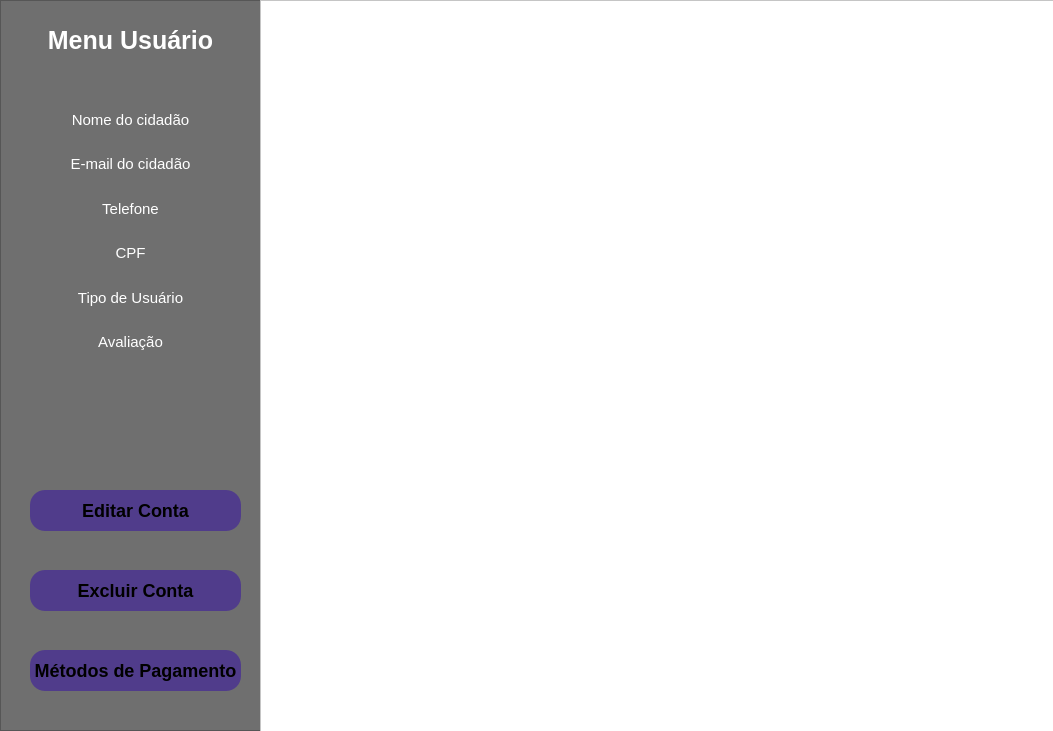
The window that usuario.ui (Luisf66/Uber_dos_Servicos) describes before a commit, drawn with Qt 5.
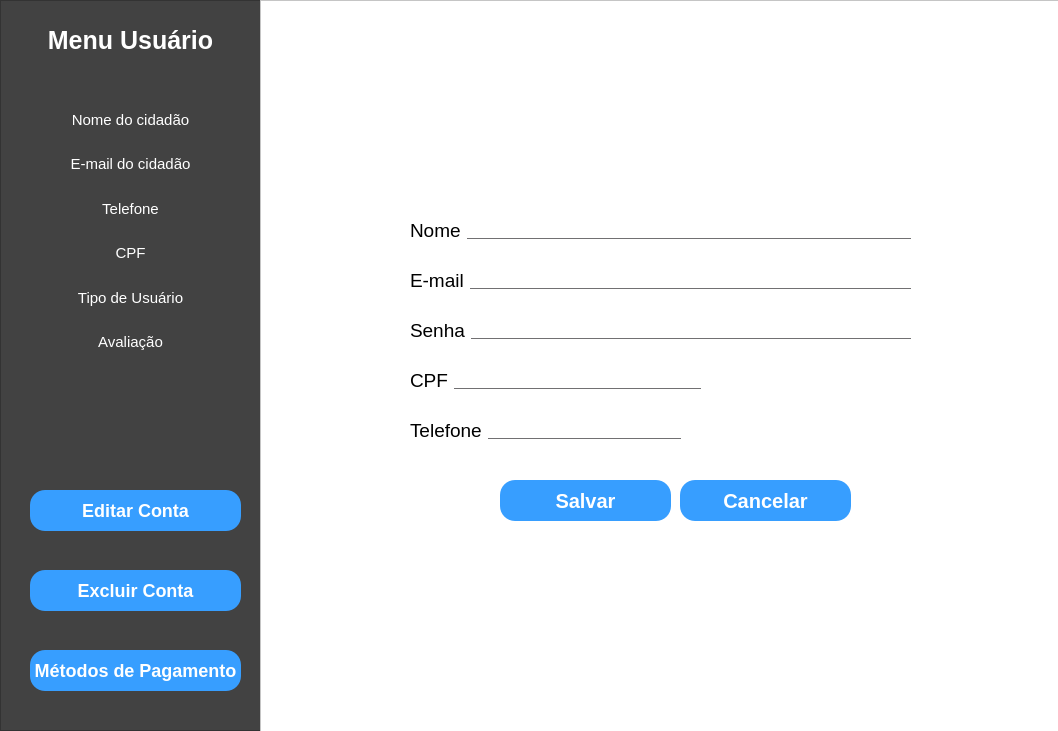
The same window after the commit.

Commit message: Modificação nas telas + lógica de editar usuario

The edit to the form file:
```diff
--- a/usuario.ui
+++ b/usuario.ui
@@ -6,7 +6,7 @@
    <rect>
     <x>0</x>
     <y>0</y>
-    <width>1053</width>
+    <width>1058</width>
     <height>731</height>
    </rect>
   </property>
@@ -26,7 +26,7 @@
     </rect>
    </property>
    <property name="styleSheet">
-    <string notr="true">background-color:rgb(111, 111, 111);</string>
+    <string notr="true">background-color:rgb(66, 66, 66);</string>
    </property>
    <property name="frameShape">
     <enum>QFrame::Shape::StyledPanel</enum>
@@ -67,8 +67,8 @@
     </property>
     <property name="styleSheet">
      <string notr="true">QPushButton {
-    background-color: rgb(80, 60, 139);  /* Cor do fundo do botão:verde*/
-    color: black;               /* Cor do texto: branco */
+   background:rgb(55, 158, 255);
+    color: white;               /* Cor do texto: branco */
     font-family: &quot;Times New Roman&quot;;  /* Fonte formal */
     font-size: 18px;            /* Tamanho da fonte */
     font-weight: bold;          /* Negrito para destacar o texto */
@@ -100,8 +100,8 @@
     </property>
     <property name="styleSheet">
      <string notr="true">QPushButton {
-    background-color: rgb(80, 60, 139);  /* Cor do fundo do botão:verde*/
-    color: black;               /* Cor do texto: branco */
+    background:rgb(55, 158, 255);
+    color: white;               /* Cor do texto: branco */
     font-family: &quot;Times New Roman&quot;;  /* Fonte formal */
     font-size: 18px;            /* Tamanho da fonte */
     font-weight: bold;          /* Negrito para destacar o texto */
@@ -133,8 +133,8 @@
     </property>
     <property name="styleSheet">
      <string notr="true">QPushButton {
-    background-color: rgb(80, 60, 139);  /* Cor do fundo do botão:verde*/
-    color: black;               /* Cor do texto: branco */
+    background:rgb(55, 158, 255);
+    color: white;               /* Cor do texto: branco */
     font-family: &quot;Times New Roman&quot;;  /* Fonte formal */
     font-size: 18px;            /* Tamanho da fonte */
     font-weight: bold;          /* Negrito para destacar o texto */
@@ -276,6 +276,268 @@
    <property name="frameShadow">
     <enum>QFrame::Shadow::Raised</enum>
    </property>
+   <widget class="QStackedWidget" name="stackedWidget">
+    <property name="geometry">
+     <rect>
+      <x>10</x>
+      <y>10</y>
+      <width>781</width>
+      <height>711</height>
+     </rect>
+    </property>
+    <property name="currentIndex">
+     <number>0</number>
+    </property>
+    <widget class="QWidget" name="page_1">
+     <widget class="QPushButton" name="btn_salvar_editar">
+      <property name="geometry">
+       <rect>
+        <x>230</x>
+        <y>470</y>
+        <width>171</width>
+        <height>41</height>
+       </rect>
+      </property>
+      <property name="styleSheet">
+       <string notr="true">QPushButton {
+   background:rgb(55, 158, 255);
+    color: white;               /* Cor do texto: branco */
+    font-family: &quot;Times New Roman&quot;;  /* Fonte formal */
+    font-size: 20px;            /* Tamanho da fonte */
+    font-weight: bold;          /* Negrito para destacar o texto */
+    border-radius: 15px;        /* Borda arredondada */
+}
+
+QPushButton:hover {
+    background-color: #007bff;  /* Cor do fundo quando o mouse está sobre o botão: azul claro */
+    color: #333333;             /* Cor do texto ao passar o mouse: cinza escuro */
+}
+
+QPushButton:pressed {
+    background-color: rgb(255, 0, 4);  /* Cor do botão ao ser pressionado: azul ainda mais escuro */
+    color: #ffffff;             /* Cor do texto ao ser pressionado: branco */
+}</string>
+      </property>
+      <property name="text">
+       <string>Salvar</string>
+      </property>
+     </widget>
+     <widget class="QPushButton" name="btn_cancelar_editar">
+      <property name="geometry">
+       <rect>
+        <x>410</x>
+        <y>470</y>
+        <width>171</width>
+        <height>41</height>
+       </rect>
+      </property>
+      <property name="styleSheet">
+       <string notr="true">QPushButton {
+   background:rgb(55, 158, 255);
+    color: white;               /* Cor do texto: branco */
+    font-family: &quot;Times New Roman&quot;;  /* Fonte formal */
+    font-size: 20px;            /* Tamanho da fonte */
+    font-weight: bold;          /* Negrito para destacar o texto */
+    border-radius: 15px;        /* Borda arredondada */
+}
+
+QPushButton:hover {
+    background-color: #007bff;  /* Cor do fundo quando o mouse está sobre o botão: azul claro */
+    color: #333333;             /* Cor do texto ao passar o mouse: cinza escuro */
+}
+
+QPushButton:pressed {
+    background-color:rgb(34, 255, 0);  /* Cor do botão ao ser pressionado: azul ainda mais escuro */
+    color: #ffffff;             /* Cor do texto ao ser pressionado: branco */
+}</string>
+      </property>
+      <property name="text">
+       <string>Cancelar</string>
+      </property>
+     </widget>
+     <widget class="QWidget" name="layoutWidget_2">
+      <property name="geometry">
+       <rect>
+        <x>140</x>
+        <y>300</y>
+        <width>501</width>
+        <height>41</height>
+       </rect>
+      </property>
+      <layout class="QHBoxLayout" name="horizontalLayout_5">
+       <item>
+        <widget class="QLabel" name="senha_editar">
+         <property name="styleSheet">
+          <string notr="true">	font-family: &quot;Times New Roman&quot;;
+    font-size: 19px;  /* Tamanho da fonte ajustado para um visual mais formal */
+    color: black; </string>
+         </property>
+         <property name="text">
+          <string>Senha</string>
+         </property>
+        </widget>
+       </item>
+       <item>
+        <widget class="QLineEdit" name="campo_editar_senha">
+         <property name="styleSheet">
+          <string notr="true">QLineEdit{
+	/*background:transparent;*/
+	border:none;
+	/*color:#717072;*/
+	border-bottom:1px solid #717072; 
+}</string>
+         </property>
+        </widget>
+       </item>
+      </layout>
+     </widget>
+     <widget class="QWidget" name="">
+      <property name="geometry">
+       <rect>
+        <x>140</x>
+        <y>200</y>
+        <width>501</width>
+        <height>41</height>
+       </rect>
+      </property>
+      <layout class="QHBoxLayout" name="horizontalLayout">
+       <item>
+        <widget class="QLabel" name="nome_editar">
+         <property name="styleSheet">
+          <string notr="true">	font-family: &quot;Times New Roman&quot;;
+    font-size: 19px;  /* Tamanho da fonte ajustado para um visual mais formal */
+    color: black; </string>
+         </property>
+         <property name="text">
+          <string>Nome</string>
+         </property>
+        </widget>
+       </item>
+       <item>
+        <widget class="QLineEdit" name="campo_editar_nome">
+         <property name="styleSheet">
+          <string notr="true">QLineEdit{
+	/*background:transparent;*/
+	border:none;
+	/*color:#717072;*/
+	border-bottom:1px solid #717072; 
+}</string>
+         </property>
+        </widget>
+       </item>
+      </layout>
+     </widget>
+     <widget class="QWidget" name="">
+      <property name="geometry">
+       <rect>
+        <x>140</x>
+        <y>250</y>
+        <width>501</width>
+        <height>41</height>
+       </rect>
+      </property>
+      <layout class="QHBoxLayout" name="horizontalLayout_2">
+       <item>
+        <widget class="QLabel" name="email_editar">
+         <property name="styleSheet">
+          <string notr="true">	font-family: &quot;Times New Roman&quot;;
+    font-size: 19px;  /* Tamanho da fonte ajustado para um visual mais formal */
+    color: black; </string>
+         </property>
+         <property name="text">
+          <string>E-mail</string>
+         </property>
+        </widget>
+       </item>
+       <item>
+        <widget class="QLineEdit" name="campo_editar_email">
+         <property name="styleSheet">
+          <string notr="true">QLineEdit{
+	/*background:transparent;*/
+	border:none;
+	/*color:#717072;*/
+	border-bottom:1px solid #717072; 
+}</string>
+         </property>
+        </widget>
+       </item>
+      </layout>
+     </widget>
+     <widget class="QWidget" name="">
+      <property name="geometry">
+       <rect>
+        <x>140</x>
+        <y>400</y>
+        <width>271</width>
+        <height>41</height>
+       </rect>
+      </property>
+      <layout class="QHBoxLayout" name="horizontalLayout_3">
+       <item>
+        <widget class="QLabel" name="telefone_editar">
+         <property name="styleSheet">
+          <string notr="true">	font-family: &quot;Times New Roman&quot;;
+    font-size: 19px;  /* Tamanho da fonte ajustado para um visual mais formal */
+    color: black; </string>
+         </property>
+         <property name="text">
+          <string>Telefone</string>
+         </property>
+        </widget>
+       </item>
+       <item>
+        <widget class="QLineEdit" name="campo_editar_telefone">
+         <property name="styleSheet">
+          <string notr="true">QLineEdit{
+	/*background:transparent;*/
+	border:none;
+	/*color:#717072;*/
+	border-bottom:1px solid #717072; 
+}</string>
+         </property>
+        </widget>
+       </item>
+      </layout>
+     </widget>
+     <widget class="QWidget" name="">
+      <property name="geometry">
+       <rect>
+        <x>140</x>
+        <y>350</y>
+        <width>291</width>
+        <height>41</height>
+       </rect>
+      </property>
+      <layout class="QHBoxLayout" name="horizontalLayout_4">
+       <item>
+        <widget class="QLabel" name="cpf_editar">
+         <property name="styleSheet">
+          <string notr="true">	font-family: &quot;Times New Roman&quot;;
+    font-size: 19px;  /* Tamanho da fonte ajustado para um visual mais formal */
+    color: black; </string>
+         </property>
+         <property name="text">
+          <string>CPF</string>
+         </property>
+        </widget>
+       </item>
+       <item>
+        <widget class="QLineEdit" name="campo_editar_cpf">
+         <property name="styleSheet">
+          <string notr="true">QLineEdit{
+	/*background:transparent;*/
+	border:none;
+	/*color:#717072;*/
+	border-bottom:1px solid #717072; 
+}</string>
+         </property>
+        </widget>
+       </item>
+      </layout>
+     </widget>
+    </widget>
+    <widget class="QWidget" name="page_2"/>
+   </widget>
   </widget>
  </widget>
  <resources/>
```
The commit also changes 10 other files.
